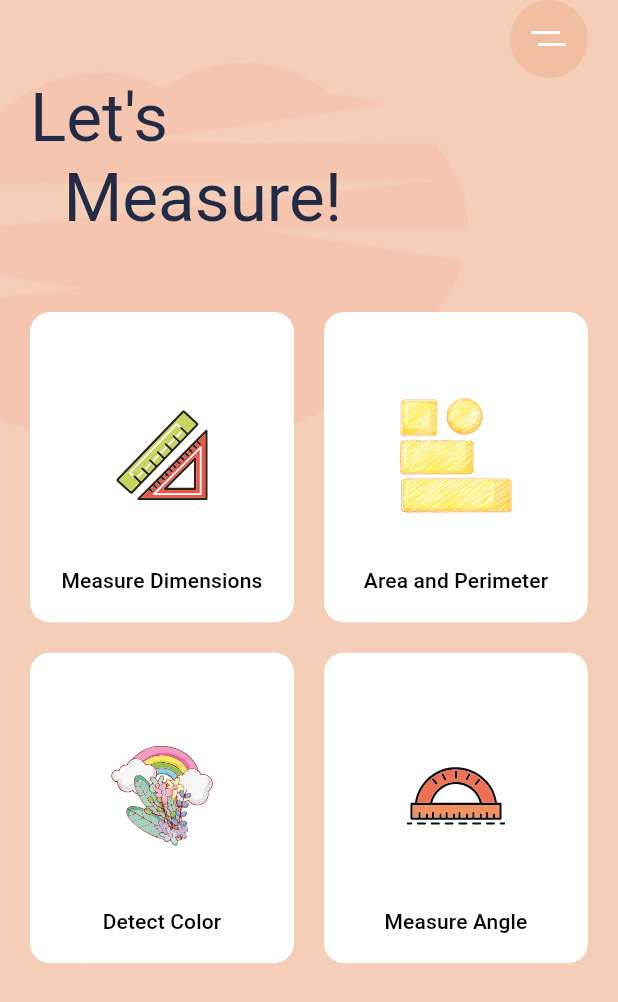
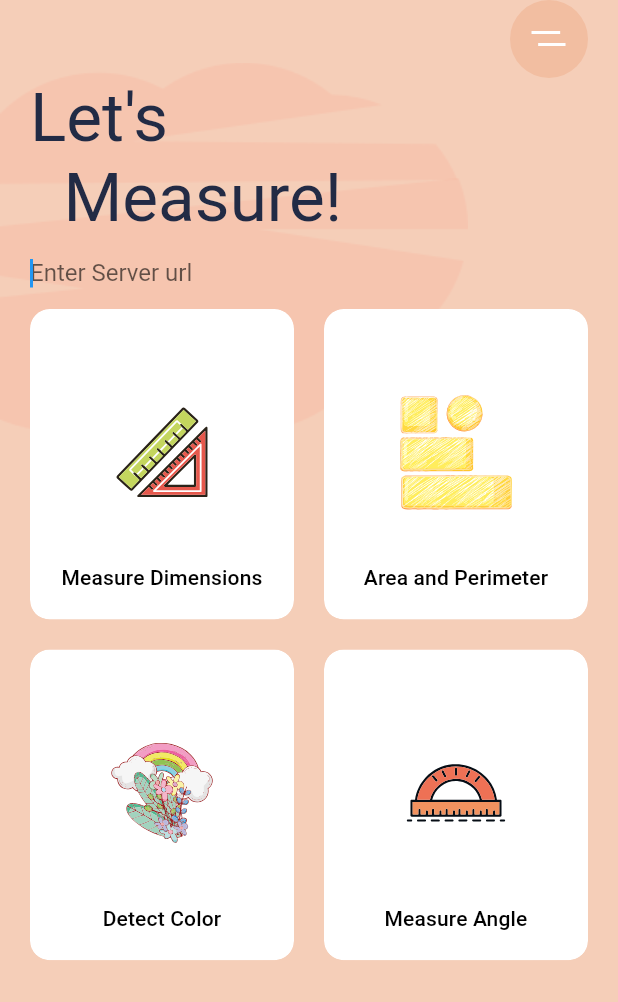
Before and after one commit to ShresthaUtsav03/lets-measure, a Flutter app: the screen it shows after launch, on a phone screen of 412 x 824 dp. Shown: the top 1002 px of the screen. Run offline on Flutter 3.47's test engine with Material 2 defaults, Android fonts, the phone set to English and light mode, and no system bars; our stand-ins replace flutter_spinkit, flutter_svg, fluttertoast, image_cropper, image_picker; missing offline and left inert: image_pixels.

```diff
--- a/lib/constants.dart
+++ b/lib/constants.dart
@@ -7,4 +7,4 @@ const kBlueLightColor = Color(0xFFC7B8F5);
 const kBlueColor = Color(0xFF817DC0);
 const kMeasureDimension = Color(0xEC8178FF);
 const kShadowColor = Color(0xFFE6E6E6);
-const String kApiUrl = 'https://43cd-27-34-27-132.ngrok.io/';
+String kApiUrl = '192.168.1/';
--- a/lib/views/angle_selection_screen.dart
+++ b/lib/views/angle_selection_screen.dart
@@ -104,7 +104,7 @@ class _AngleEstimationScreenState extends State<AngleEstimatonScreen> {
                 );
               });
         });
-      } on TimeoutException catch (e) {
+      } on TimeoutException {
         //print(e.toString());
 
         showErrorDialog(context,
@@ -127,7 +127,7 @@ class _AngleEstimationScreenState extends State<AngleEstimatonScreen> {
           .then((http.Response response) {
         final int statusCode = response.statusCode;
 
-        if (statusCode < 200 || statusCode > 400 || json == null) {
+        if (statusCode < 200 || statusCode > 400) {
           throw Exception("Error while fetching data");
         }
         final resJson = json.decode(response.body);
--- a/lib/views/home.dart
+++ b/lib/views/home.dart
@@ -1,5 +1,6 @@
 import 'package:flutter/material.dart';
 import 'package:flutter_svg/svg.dart';
+import 'package:lets_measure/constants.dart';
 import 'package:lets_measure/widgets/category_card.dart';
 
 class HomeScreen extends StatelessWidget {
@@ -43,7 +44,13 @@ class HomeScreen extends StatelessWidget {
                   ),
                   Text("Let's \n  Measure!",
                       style: Theme.of(context).textTheme.headline3),
-                  const SizedBox(height: 50),
+                  //const SizedBox(height: 50),
+                  TextField(
+                    autofocus: true,
+                    onChanged: (value) => kApiUrl = value + '/',
+                    decoration: const InputDecoration(
+                        border: InputBorder.none, hintText: 'Enter Server url'),
+                  ),
                   Expanded(
                     child: GridView.count(
                       physics: const NeverScrollableScrollPhysics(),
--- a/lib/views/image_output.dart
+++ b/lib/views/image_output.dart
@@ -1,4 +1,3 @@
-import 'dart:async';
 import 'dart:convert';
 import 'dart:io';
 import 'dart:typed_data';
```
Also changed, not shown: 4 other files.
